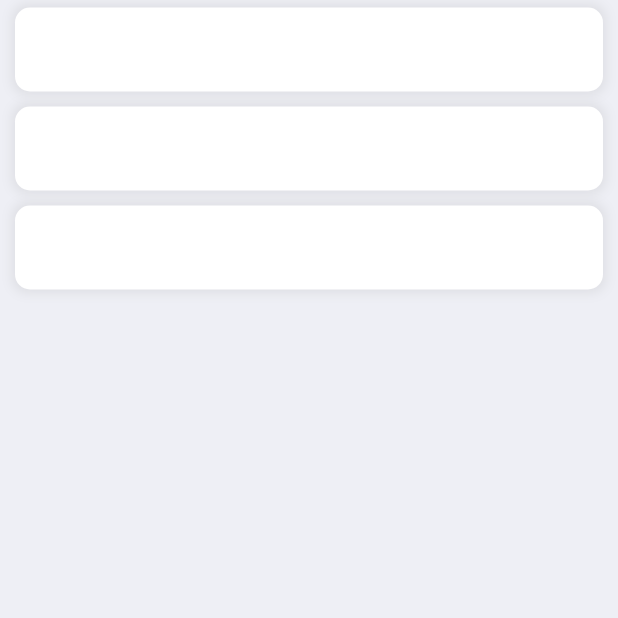
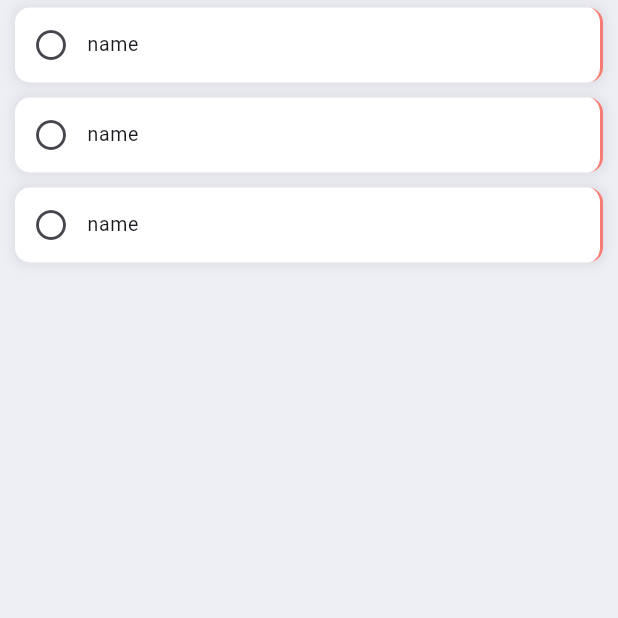
Before and after one commit to 23yaro/todoApp, a Flutter app: the screen it shows after launch, on a phone screen of 412 x 824 dp, the top half of it. Run offline on Flutter 3.47's test engine with Material 3 defaults, Android fonts, the phone set to English and light mode, and no system bars.

Commit message:
task widget

```diff
--- /dev/null
+++ b/lib/model/Task.dart
@@ -0,0 +1,19 @@
+import 'package:flutter/cupertino.dart';
+
+class Task {
+  int id;
+  bool complete;
+  String? name;
+  String? description;
+  List<Task>? subTasks;
+  //DateTime dateTime;
+
+  Task({
+    required this.id ,
+    this.complete = false,
+    this.name = 'name',
+    this.description = 'description',
+    this.subTasks,
+    //required this.dateTime,
+  });
+}
--- a/lib/views/Pages/HomePage.dart
+++ b/lib/views/Pages/HomePage.dart
@@ -2,7 +2,7 @@ import 'package:flutter/material.dart';
 import '../items/ToDoWidget.dart';
 import '../items/proxyDecorator.dart';
 import '/../consts/colors.dart';
-
+import '../../model/Task.dart';
 
 class Home extends StatelessWidget {
   const Home({super.key});
@@ -31,7 +31,7 @@ class _ScrollBarState extends State<ScrollBar> {
   Widget build(BuildContext context) {
     return ReorderableListView(
       proxyDecorator: proxyDecorator,
-      children: [ToDoWidget(key: UniqueKey()), ToDoWidget(key: UniqueKey()), ToDoWidget(key: UniqueKey())],
+      children: [ToDoWidget(key: UniqueKey(), task: Task(id: 1),), ToDoWidget(key: UniqueKey(), task: Task(id: 2),), ToDoWidget(key: UniqueKey(), task: Task(id:3),)],
       onReorder: (int oldIndex, int newIndex) {},
     );
   }
--- a/lib/views/items/ToDoWidget.dart
+++ b/lib/views/items/ToDoWidget.dart
@@ -1,15 +1,46 @@
 import 'package:flutter/material.dart';
 
-class ToDoWidget extends StatelessWidget {
-  const ToDoWidget({super.key});
+import '../../model/Task.dart';
+
+class ToDoWidget extends StatefulWidget {
+  const ToDoWidget({super.key, required this.task});
+
+  final Task task;
+
+  @override
+  State<ToDoWidget> createState() => ToDoWidgetState();
+}
+
+class ToDoWidgetState extends State<ToDoWidget> {
+  late FocusNode myFocusNode;
+  late bool readOnly;
+  final _taskDescriptionController = TextEditingController();
+
+  @override
+  void initState() {
+    super.initState();
+    readOnly = true;
+    myFocusNode = FocusNode();
+  }
+
+  @override
+  void dispose() {
+    // Clean up the focus node when the Form is disposed.
+    myFocusNode.dispose();
+
+    super.dispose();
+  }
 
   @override
   Widget build(BuildContext context) {
+    _taskDescriptionController.text = widget.task.description.toString();
     return Container(
       margin: const EdgeInsets.symmetric(vertical: 5, horizontal: 10),
       decoration: BoxDecoration(
         color: Colors.white,
         borderRadius: BorderRadius.circular(10),
+        border: Border(
+            right: BorderSide(color: Colors.red.withOpacity(0.7), width: 2)),
         boxShadow: [
           BoxShadow(
             color: Colors.grey.withOpacity(0.2),
@@ -18,8 +49,65 @@ class ToDoWidget extends StatelessWidget {
           )
         ],
       ),
-      child: const ListTile(
-        title: Text(""),
+      child: ListTileTheme(
+        contentPadding: EdgeInsets.zero,
+        dense: true,
+        horizontalTitleGap: 0.0,
+        minLeadingWidth: 0,
+        child: ExpansionTile(
+          shape: const Border(),
+          trailing: const SizedBox.shrink(),
+          leading: IconButton(
+            icon: Icon(widget.task.complete
+                ? Icons.check_circle
+                : Icons.circle_outlined),
+            onPressed: () {},
+          ),
+          title: Text(widget.task.name ?? ''),
+          children: [
+            Container(
+              margin: const EdgeInsets.symmetric(vertical: 5, horizontal: 10),
+              decoration: BoxDecoration(
+                color: Colors.white,
+                borderRadius: BorderRadius.circular(10),
+              ),
+              child: ListTile(
+                title: TextField(
+                  readOnly: readOnly,
+                  decoration: const InputDecoration(border: InputBorder.none),
+                  controller: _taskDescriptionController,
+                  focusNode: myFocusNode,
+                  onTapOutside: (event) {
+                    FocusManager.instance.primaryFocus?.unfocus();
+                    setState(() {
+                      readOnly = true;
+                      widget.task.description = _taskDescriptionController.text;
+                    });
+                  },
+                  onEditingComplete: () => {
+                    setState(() {
+                      readOnly = true;
+                      widget.task.description = _taskDescriptionController.text;
+                    })
+                  },
+                ),
+                trailing: GestureDetector(
+                  onTap: () => {
+                    myFocusNode.requestFocus(),
+                    setState(() {
+                      readOnly = false;
+                    })
+                  },
+                  child: Container(
+                    height: 20,
+                    width: 20,
+                    color: Colors.red,
+                  ),
+                ),
+              ),
+            ),
+          ],
+        ),
       ),
     );
   }
```
